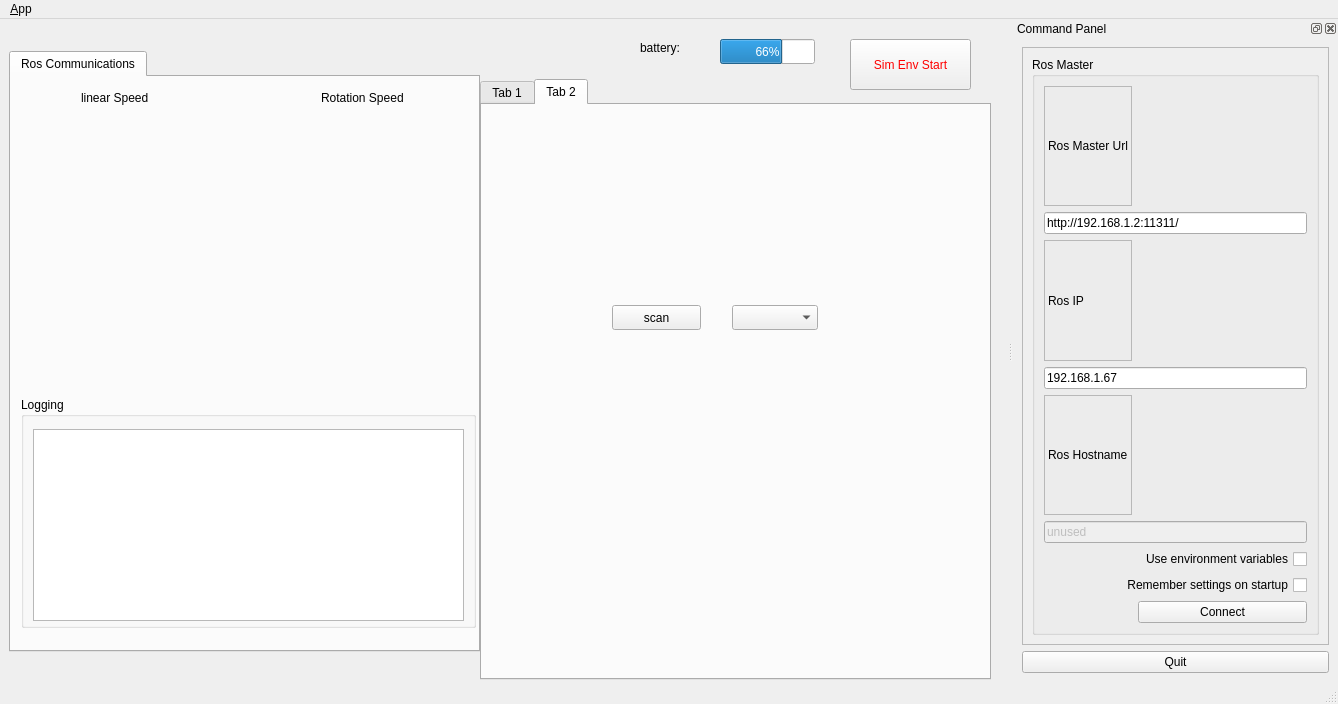
First picture: the form in ui/main_window.ui, repository LennonHuang/qt_demo, before the edit.
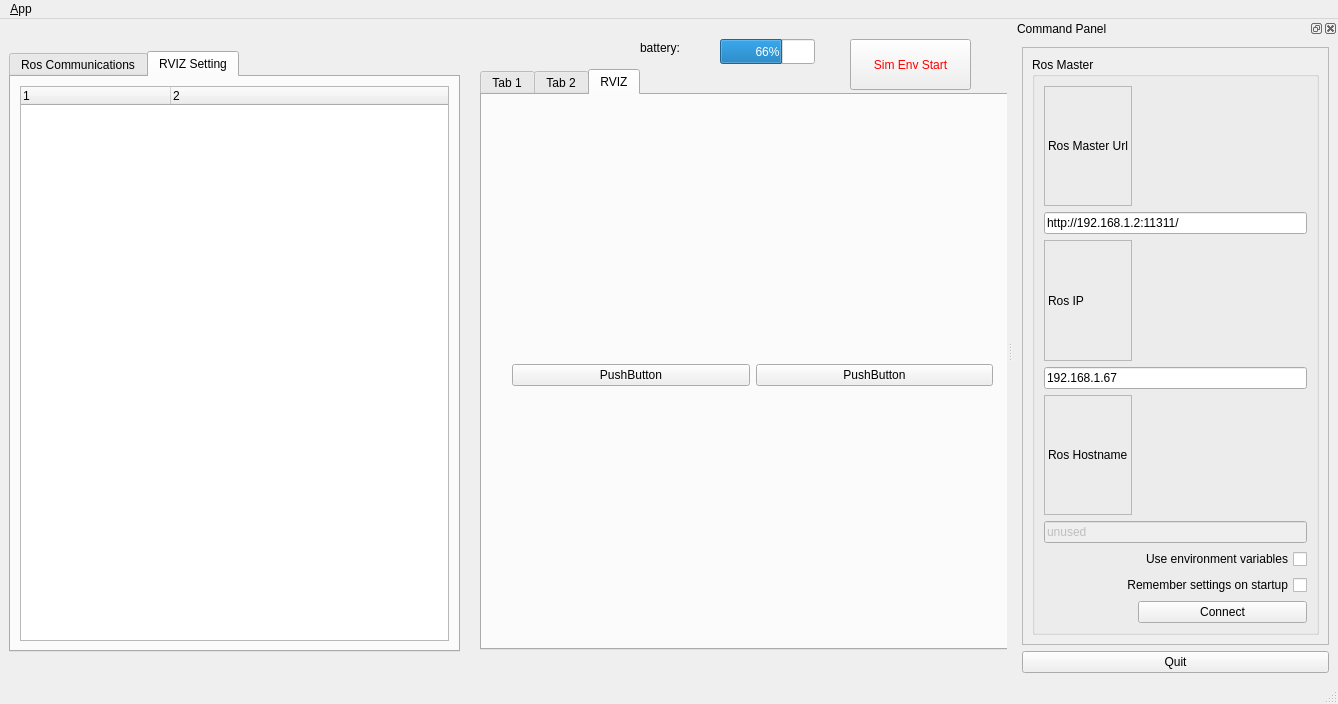
Second picture: the form after the edit. The open tabs and pages were chosen to show the change. Icons and pictures are not drawn.

```diff
--- a/ui/main_window.ui
+++ b/ui/main_window.ui
@@ -26,7 +26,7 @@
      <rect>
       <x>9</x>
       <y>32</y>
-      <width>471</width>
+      <width>451</width>
       <height>601</height>
      </rect>
     </property>
@@ -51,7 +51,7 @@
        <rect>
         <x>10</x>
         <y>320</y>
-        <width>455</width>
+        <width>381</width>
         <height>231</height>
        </rect>
       </property>
@@ -69,7 +69,7 @@
         <rect>
          <x>12</x>
          <y>32</y>
-         <width>431</width>
+         <width>361</width>
          <height>192</height>
         </rect>
        </property>
@@ -106,7 +106,7 @@
        <rect>
         <x>11</x>
         <y>40</y>
-        <width>441</width>
+        <width>431</width>
         <height>271</height>
        </rect>
       </property>
@@ -120,14 +120,44 @@
       </layout>
      </widget>
     </widget>
+    <widget class="QWidget" name="tab_2">
+     <attribute name="title">
+      <string>RVIZ Setting</string>
+     </attribute>
+     <layout class="QVBoxLayout" name="verticalLayout_7">
+      <item>
+       <widget class="QTreeWidget" name="treeWidget">
+        <property name="columnCount">
+         <number>2</number>
+        </property>
+        <attribute name="headerMinimumSectionSize">
+         <number>150</number>
+        </attribute>
+        <attribute name="headerDefaultSectionSize">
+         <number>150</number>
+        </attribute>
+        <column>
+         <property name="text">
+          <string notr="true">1</string>
+         </property>
+        </column>
+        <column>
+         <property name="text">
+          <string notr="true">2</string>
+         </property>
+        </column>
+       </widget>
+      </item>
+     </layout>
+    </widget>
    </widget>
    <widget class="QTabWidget" name="tabWidget_2">
     <property name="geometry">
      <rect>
       <x>480</x>
-      <y>60</y>
-      <width>511</width>
-      <height>601</height>
+      <y>50</y>
+      <width>531</width>
+      <height>581</height>
      </rect>
     </property>
     <property name="minimumSize">
@@ -137,7 +167,7 @@
      </size>
     </property>
     <property name="currentIndex">
-     <number>1</number>
+     <number>2</number>
     </property>
     <widget class="QWidget" name="tab_5">
      <attribute name="title">
@@ -434,6 +464,44 @@
       </property>
      </widget>
     </widget>
+    <widget class="QWidget" name="tab">
+     <attribute name="title">
+      <string>RVIZ</string>
+     </attribute>
+     <widget class="QWidget" name="">
+      <property name="geometry">
+       <rect>
+        <x>30</x>
+        <y>20</y>
+        <width>481</width>
+        <height>521</height>
+       </rect>
+      </property>
+      <layout class="QVBoxLayout" name="verticalLayout_8">
+       <item>
+        <layout class="QHBoxLayout" name="horizontalLayout_6">
+         <item>
+          <widget class="QPushButton" name="pushButton">
+           <property name="text">
+            <string>PushButton</string>
+           </property>
+          </widget>
+         </item>
+         <item>
+          <widget class="QPushButton" name="pushButton_2">
+           <property name="text">
+            <string>PushButton</string>
+           </property>
+          </widget>
+         </item>
+        </layout>
+       </item>
+       <item>
+        <layout class="QVBoxLayout" name="Layout_rviz"/>
+       </item>
+      </layout>
+     </widget>
+    </widget>
    </widget>
    <widget class="QProgressBar" name="progressBar">
     <property name="geometry">
```
Left out of the diff: 5 changed lines with no effect on the pictures.
